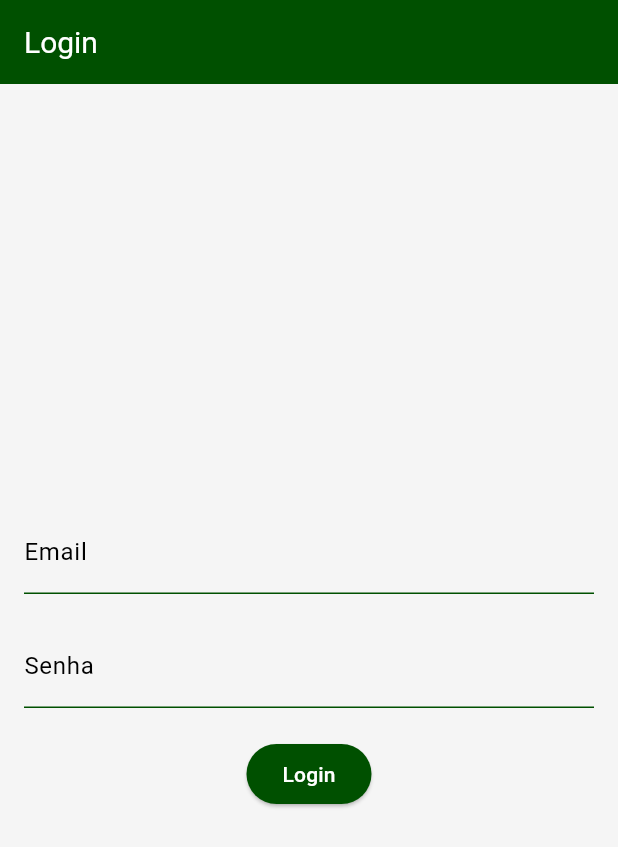
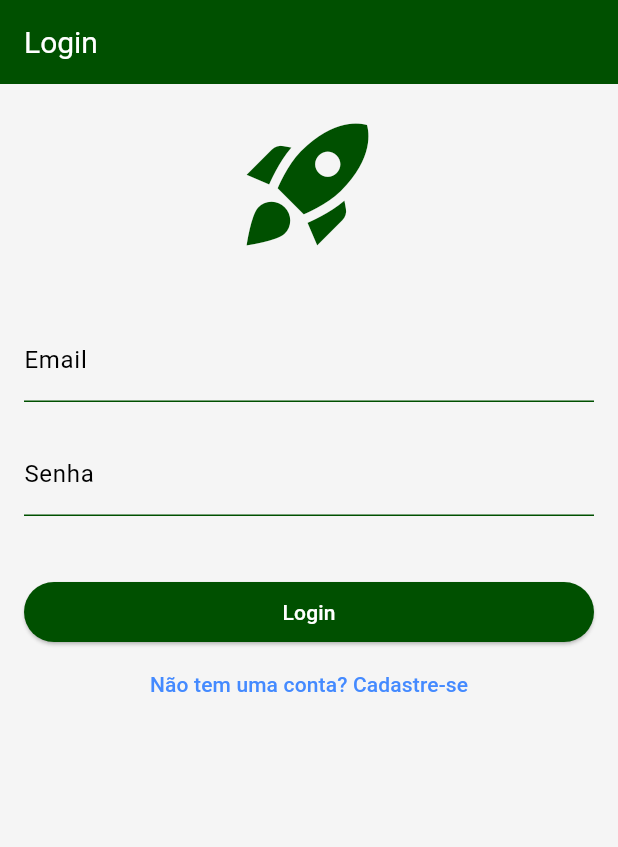
Before and after one commit to vcpersike/app-flutter-estudos, a Flutter app: the screen it shows after launch, on a phone screen of 412 x 824 dp. Shown: the top 847 px of the screen. Run offline on Flutter 3.47's test engine with Material 3 defaults, Android fonts, the phone set to English and light mode, and no system bars; our stand-ins replace cloud_firestore, firebase_auth, firebase_core, fl_chart, flutter_masked_text2, image_picker; accounts and stored records are empty.

Commit message:
Alterações contundentes

```diff
--- /dev/null
+++ b/lib/DB/db_firestore.dart
@@ -0,0 +1,11 @@
+import 'package:cloud_firestore/cloud_firestore.dart';
+
+class DBFirestore {
+  DBFirestore._();
+  static final DBFirestore instance = DBFirestore._();
+  final FirebaseFirestore _firestore = FirebaseFirestore.instance;
+
+  static FirebaseFirestore get(){
+    return DBFirestore.instance._firestore;
+  }
+}
--- a/lib/main.dart
+++ b/lib/main.dart
@@ -1,3 +1,8 @@
+import 'package:estudos/models/router_names.dart';
+import 'package:estudos/services/authentication_service.dart';
+import 'package:estudos/views/login/cadastro_login_page.dart';
+import 'package:firebase_auth/firebase_auth.dart';
+import 'package:firebase_core/firebase_core.dart';
 import 'package:flutter/material.dart';
 
 import 'package:estudos/thema.dart';
@@ -11,28 +16,38 @@ import 'package:estudos/views/login/login_page.dart';
 import 'package:estudos/views/menu/menu_page.dart';
 import 'package:estudos/views/pdf/pdf_page.dart';
 
-void main() {
-  runApp(const MyApp());
+void main() async {
+  WidgetsFlutterBinding.ensureInitialized();
+  await Firebase.initializeApp();
+  runApp(const GamboaApp());
 }
 
-class MyApp extends StatelessWidget {
-  const MyApp({super.key});
+class GamboaApp extends StatelessWidget {
+  const GamboaApp({super.key});
 
   @override
   Widget build(BuildContext context) {
+    final FirebaseAuth firebaseAuth = FirebaseAuth.instance;
+
+    final AuthenticationService authenticationService =
+        AuthenticationService(firebaseAuth);
+
     return MaterialApp(
-      title: 'Seu Aplicativo',
+      title: 'Gamboa Aplicativo',
       theme: appTheme(),
       initialRoute: '/',
       routes: {
-        '/': (context) => const LoginPage(title: 'Login'),
-        '/menu': (context) => MenuPage(),
-        '/excel': (context) => ExcelPage(),
-        '/pdf':(context) => PdfPage(),
-        '/forms':(context) => FormsPage(),
-        '/graphics':(context) => GraphicsPage(),
-        '/imageUpload': (context) => ImageUploadPage(),
-        '/perfil': (context) => ProfilePage(),
+        routePaths[RouteNames.login]!: (context) =>
+            const LoginPage(title: 'Login'),
+        routePaths[RouteNames.menu]!: (context) => const MenuPage(),
+        routePaths[RouteNames.excel]!: (context) => ExcelPage(),
+        routePaths[RouteNames.pdf]!: (context) => PdfPage(),
+        routePaths[RouteNames.forms]!: (context) => FormsPage(),
+        routePaths[RouteNames.graphics]!: (context) => GraphicsPage(),
+        routePaths[RouteNames.imageUpload]!: (context) => ImageUploadPage(),
+        routePaths[RouteNames.profile]!: (context) => ProfilePage(
+            title: 'Perfil', authenticationService: authenticationService),
+        routePaths[RouteNames.signUp]!: (context) => const SignUpPage(),
       },
     );
   }
--- a/lib/models/form_field_names.dart
+++ b/lib/models/form_field_names.dart
@@ -1,7 +1,8 @@
-// Definição do enum e do mapa
 enum FormFieldNames {
   nome,
   email,
+  username,
+  password,
   cpf,
   telefone,
   descricao,
@@ -14,6 +15,8 @@ enum FormFieldNames {
 const Map<FormFieldNames, String> formFieldLabels = {
   FormFieldNames.nome: "Nome",
   FormFieldNames.email: "Email",
+  FormFieldNames.username: "Username",
+  FormFieldNames.password: "Senha",
   FormFieldNames.cpf: "CPF",
   FormFieldNames.telefone: "Telefone",
   FormFieldNames.descricao: "Descrição",
--- /dev/null
+++ b/lib/models/router_names.dart
@@ -0,0 +1,23 @@
+enum RouteNames {
+  login,
+  menu,
+  excel,
+  pdf,
+  forms,
+  graphics,
+  imageUpload,
+  profile,
+  signUp,
+}
+
+const Map<RouteNames, String> routePaths = {
+  RouteNames.login: '/',
+  RouteNames.menu: '/menu',
+  RouteNames.excel: '/excel',
+  RouteNames.pdf: '/pdf',
+  RouteNames.forms: '/forms',
+  RouteNames.graphics: '/graphics',
+  RouteNames.imageUpload: '/imageUpload',
+  RouteNames.profile: '/profile',
+  RouteNames.signUp: '/signUp',
+};
--- a/lib/views/login/login_page.dart
+++ b/lib/views/login/login_page.dart
@@ -1,25 +1,15 @@
-import 'package:estudos/services/authentication_service.dart';
+
+// ignore_for_file: library_private_types_in_public_api, use_build_context_synchronously
+
+import 'package:estudos/models/form_field_names.dart';
+import 'package:estudos/models/router_names.dart';
 import 'package:flutter/material.dart';
-
-void main() {
-  runApp(const MyApp());
-}
-
-class MyApp extends StatelessWidget {
-  const MyApp({Key? key}) : super(key: key);
-
-  @override
-  Widget build(BuildContext context) {
-    return const MaterialApp(
-      home: LoginPage(title: 'Login'),
-    );
-  }
-}
+import 'package:estudos/viewmodels/login_viewmodel.dart';
 
 class LoginPage extends StatefulWidget {
   final String title;
 
-  const LoginPage({Key? key, required this.title}) : super(key: key);
+  const LoginPage({super.key, required this.title});
 
   @override
   _LoginPageState createState() => _LoginPageState();
@@ -28,16 +18,16 @@ class LoginPage extends StatefulWidget {
 class _LoginPageState extends State<LoginPage> {
   final TextEditingController _emailController = TextEditingController();
   final TextEditingController _passwordController = TextEditingController();
+  final LoginViewModel _viewModel = LoginViewModel();
 
-void _login() async {
-  final String email = _emailController.text;
-  final String password = _passwordController.text;
-  final AuthenticationService authService = AuthenticationService();
-
-  bool loginSuccess = await authService.login(email, password);
+  Future<void> _login() async {
+    final bool loginSuccess = await _viewModel.login(
+      _emailController.text,
+      _passwordController.text,
+    );
 
     if (loginSuccess) {
-    Navigator.pushReplacementNamed(context, '/menu');
+      Navigator.pushReplacementNamed(context, routePaths[RouteNames.menu]!);
     } else {
       ScaffoldMessenger.of(context).showSnackBar(
         const SnackBar(content: Text('Falha na autenticação')),
@@ -45,40 +35,59 @@ void _login() async {
     }
   }
 
-
-
   @override
   Widget build(BuildContext context) {
     return Scaffold(
-      appBar: AppBar(
-        title: Text(widget.title),
-      ),
-      body: Padding(
+      appBar: AppBar(title: Text(widget.title)),
+      body: SingleChildScrollView(
+        child: Padding(
           padding: const EdgeInsets.all(16.0),
           child: Column(
             mainAxisAlignment: MainAxisAlignment.center,
-          children: [
+            children: <Widget>[
+              Padding(
+                padding: const EdgeInsets.only(bottom: 40.0),
+                child: Icon(
+                    Icons
+                        .rocket_launch,
+                    size: 100.0,
+                    color: Theme.of(context)
+                        .primaryColor
+                    ),
+              ),
+
               TextField(
                 controller: _emailController,
-              decoration: const InputDecoration(
-                labelText: 'Email',
-              ),
+                decoration: InputDecoration(
+                    labelText: formFieldLabels[FormFieldNames.email]),
                 keyboardType: TextInputType.emailAddress,
               ),
               const SizedBox(height: 20),
               TextField(
                 controller: _passwordController,
-              decoration: const InputDecoration(
-                labelText: 'Senha',
-              ),
+                decoration: InputDecoration(
+                    labelText: formFieldLabels[FormFieldNames.password]),
                 obscureText: true,
               ),
-            const SizedBox(height: 20),
-            ElevatedButton(
+              const SizedBox(height: 40),
+              SizedBox(
+                width: double.infinity,
+                child: ElevatedButton(
                   onPressed: _login,
                   child: const Text('Login'),
                 ),
+              ),
+              TextButton(
+                onPressed: () {
+                  Navigator.pushNamed(context, routePaths[RouteNames.signUp]!);
+                },
+                child: const Text(
+                  'Não tem uma conta? Cadastre-se',
+                  style: TextStyle(color: Colors.blueAccent, fontSize: 14),
+                ),
+              ),
             ],
+          ),
         ),
       ),
     );
--- a/pubspec.yaml
+++ b/pubspec.yaml
@@ -14,11 +14,15 @@ dependencies:
   cupertino_icons: ^1.0.2
   flutter_masked_text2: ^0.9.1
   fl_chart: ^0.66.2
-  http: ^1.2.1
+  http: ^1.2.0
   logging: ^1.0.0
   image_picker: ^1.0.7
   intl: ^0.18.1
   openid_client: ^0.4.8
+  firebase_core: ^2.24.2
+  firebase_auth: ^4.16.0
+  cloud_firestore: ^4.14.0
+  font_awesome_flutter: ^10.7.0
 
   flutter_localizations:
     sdk: flutter
```
Also changed, not shown: lib/components/forms_component.dart (+49 -19 lines), lib/models/form_field_data.dart (renamed from lib/models/form_fiel_data.dart, +16 -0 lines), lib/services/authentication_service.dart (+50 -36 lines), lib/viewmodels/cadastro_login_viewmodel.dart (added, +21 -0 lines), lib/viewmodels/login_viewmodel.dart (+30 -3 lines), lib/views/excel/excel_page.dart (+10 -11 lines), lib/views/forms/forms_pages.dart (+29 -44 lines), lib/views/login/cadastro_login_page.dart (added, +102 -0 lines), lib/views/menu/menu_page.dart (+9 -6 lines), lib/views/pdf/pdf_page.dart (+34 -5 lines), lib/views/perfil/perfil_page.dart (+27 -4 lines), lib/assets/logos/logo.png (added), pubspec.lock, 11 other files. Lines whose indentation alone changed are shown as unchanged.
